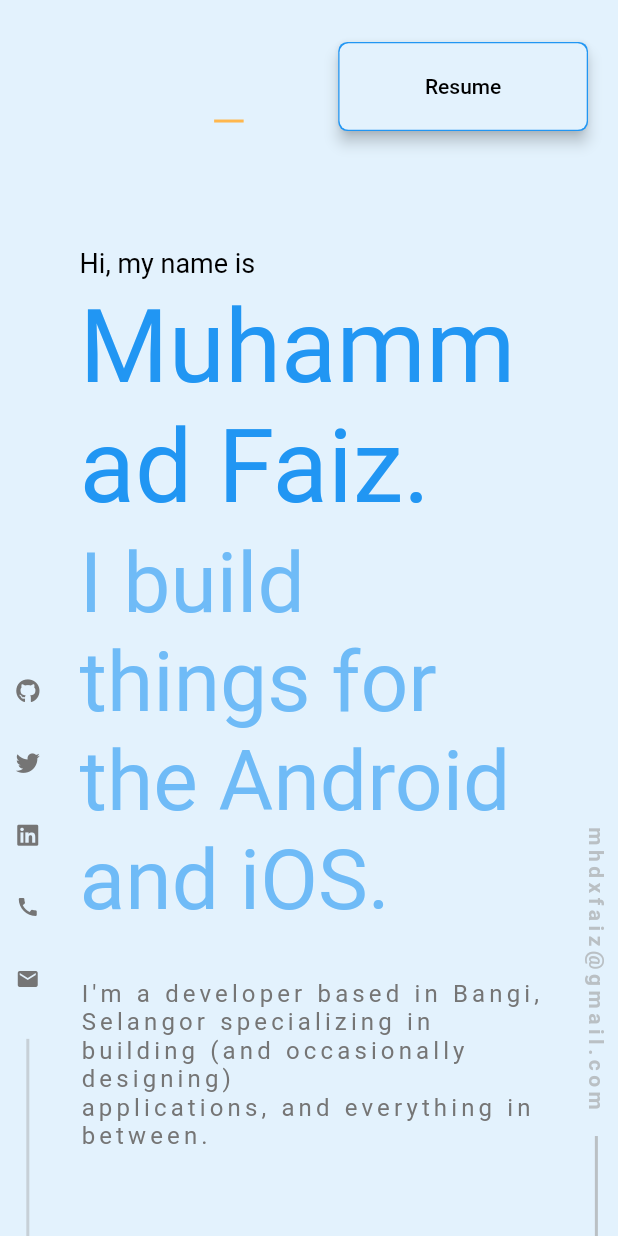
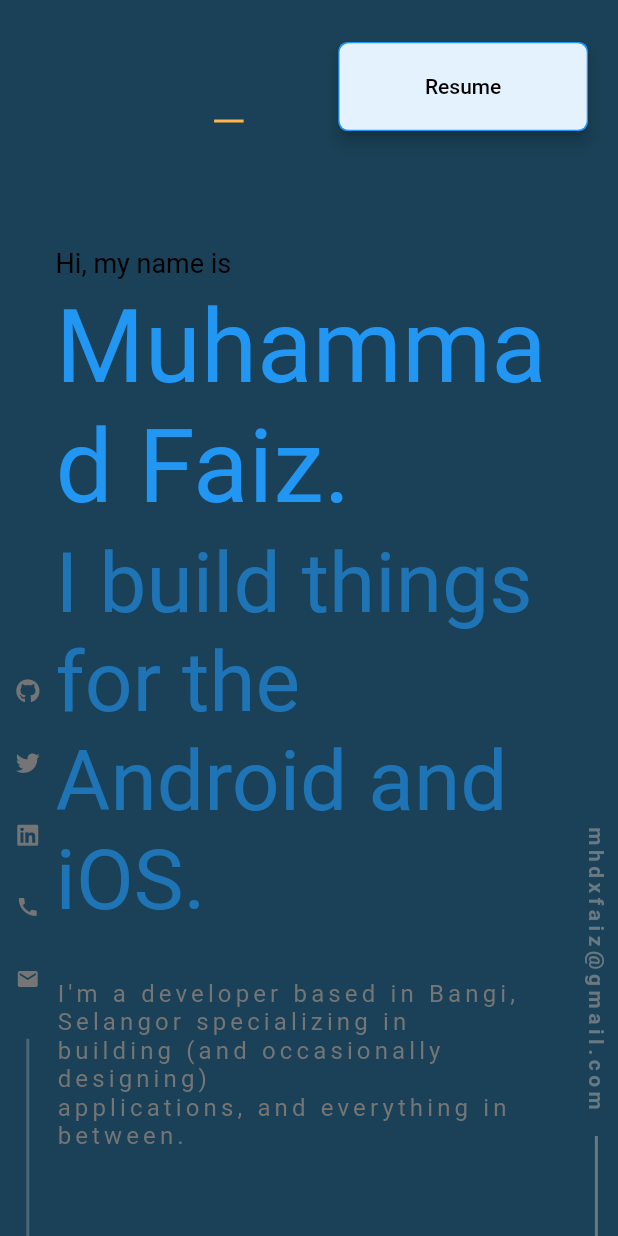
Before and after one commit to acheyfaiz/webportfolio, a Flutter app: the screen it shows after launch, on a phone screen of 412 x 824 dp. Run offline on Flutter 3.47's test engine with Material 2 defaults, Android fonts, the phone set to English and light mode, and no system bars; our stand-ins replace font_awesome_flutter, scroll_to_index.

Commit message:
update color background

```diff
--- a/lib/UI/homepage.dart
+++ b/lib/UI/homepage.dart
@@ -69,10 +69,9 @@ class _HomePageState extends State<HomePage> {
     final Size size = MediaQuery.of(context).size;
     return Scaffold(
         //backgroundColor: Color(0xff0A192F),
-        backgroundColor: Colors.blue[50],
+        backgroundColor: Color(0xff1a4157),
         body: SingleChildScrollView(
-          physics: ScrollPhysics(),
-          primary: true,
+          physics: const NeverScrollableScrollPhysics(),
           scrollDirection: Axis.vertical,
           child: Column(
             children: [
@@ -236,13 +235,16 @@ class _HomePageState extends State<HomePage> {
                     child: Container(
                       height: size.height - 82,
                       child: Padding(
-                        padding: const EdgeInsets.symmetric(horizontal: 16.0),
+                        //padding: const EdgeInsets.symmetric(horizontal: 16.0),
+                        padding: const EdgeInsets.symmetric(horizontal: 0),
                         child: CustomScrollView(
                           controller: _autoScrollController,
                           slivers: <Widget>[
                             SliverList(
                                 delegate: SliverChildListDelegate([
-                                  Column(
+                                  Container(
+                                    //color: Colors.yellow,
+                                    child: Column(
                                       crossAxisAlignment: CrossAxisAlignment.start,
                                       children: [
                                         SizedBox(
@@ -326,6 +328,7 @@ class _HomePageState extends State<HomePage> {
 
                                         SizedBox(height: size.height * 0.20),
                                       ],
+                                    ),
                                   ),
 
                                   //About Me
```
Lines whose indentation alone changed are shown as unchanged.
